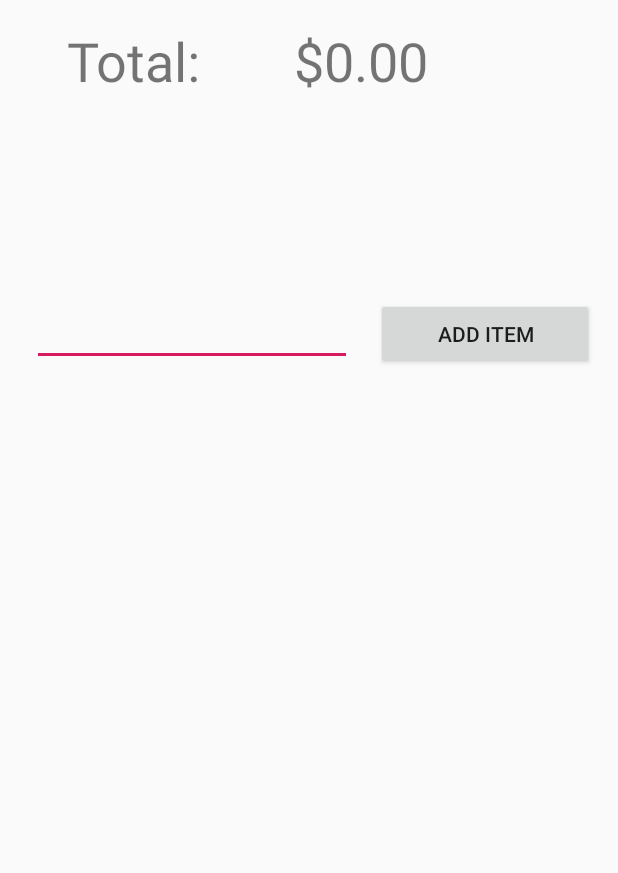
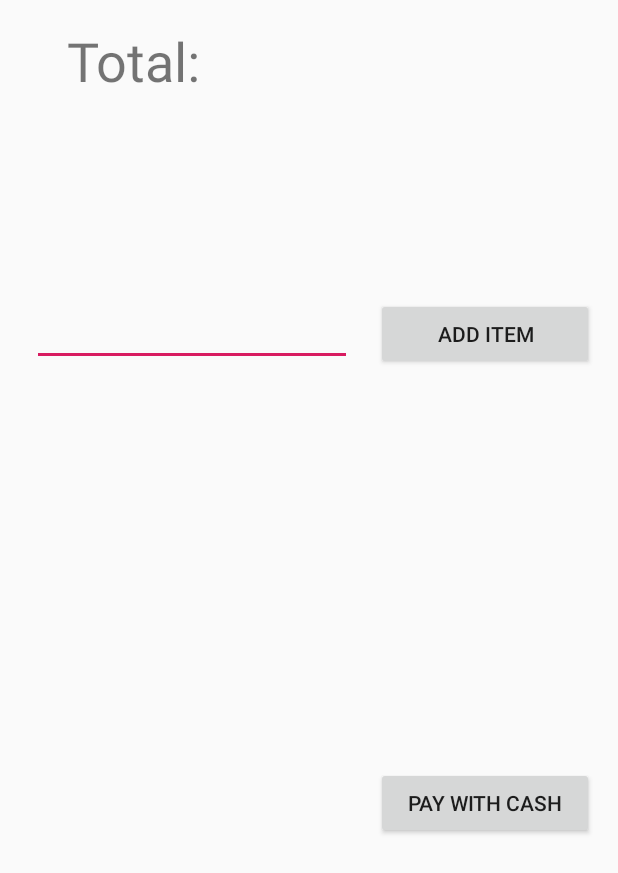
Before and after one commit to Lifetown-Columbus/lifetown-pos, an Android app: the screen it shows after launch (CheckoutActivity), after a tap on "ADD ITEM", on a phone screen of 412 x 824 dp. Shown: the top 873 px of the screen. Run offline under Robolectric (Android 15) with nearby library versions, the light colour scheme and no system bars.

Commit message:
added a pay cash fragment and wired it up in the navigation

```diff
--- a/app/src/main/java/org/lifetowncolumbus/pos/checkout/CheckoutFragment.kt
+++ b/app/src/main/java/org/lifetowncolumbus/pos/checkout/CheckoutFragment.kt
@@ -1,15 +1,18 @@
 package org.lifetowncolumbus.pos.checkout
 
 import android.arch.lifecycle.ViewModelProviders
+import android.content.Context
 import android.os.Bundle
 import android.support.v4.app.Fragment
 import android.view.LayoutInflater
 import android.view.View
 import android.view.ViewGroup
 import android.view.inputmethod.EditorInfo
+import android.view.inputmethod.InputMethodManager
 import android.widget.Button
 import android.widget.EditText
 import android.widget.TextView
+import androidx.navigation.Navigation
 import org.lifetowncolumbus.pos.R
 import java.math.BigDecimal
 import java.text.NumberFormat
@@ -27,6 +30,7 @@ class CheckoutFragment : Fragment() {
         itemValue = view.findViewById(R.id.itemValue)
         totalValue = view.findViewById(R.id.total)
         addItemButton = view.findViewById(R.id.addItemButton)
+        val payCashButton: Button = view.findViewById(R.id.payCashButton)
 
         itemValue.setOnEditorActionListener { v, actionId, event ->
             return@setOnEditorActionListener when (actionId) {
@@ -40,23 +44,29 @@ class CheckoutFragment : Fragment() {
         addItemButton.setOnClickListener {
             addItem(it)
         }
-
-        addToTotal(0.0)
+        payCashButton.setOnClickListener(Navigation.createNavigateOnClickListener(R.id.payCashFragment))
     }
 
     fun addItem(view: View) {
         val amount = itemValue.text.toString().toDoubleOrNull()
-        addToTotal(amount ?: 0.0)
+        if (amount != null) addToTotal(amount)
         itemValue.apply {
             text = null
         }
+        closeKeyboard(view)
+    }
+
+    private fun closeKeyboard(view: View) {
+        val imm = context?.getSystemService(Context.INPUT_METHOD_SERVICE) as InputMethodManager
+        imm.hideSoftInputFromWindow(view.windowToken, 0)
     }
 
     private fun addToTotal(value: Double) {
-        val format = NumberFormat.getCurrencyInstance()
         checkout.addItem(Item(BigDecimal.valueOf(value)))
+
+        //TODO two-way bind this?
         totalValue.apply {
-            text = format.format(checkout.getTotal())
+            text = NumberFormat.getCurrencyInstance().format(checkout.getTotal())
         }
     }
 
@@ -73,10 +83,4 @@ class CheckoutFragment : Fragment() {
             ViewModelProviders.of(this).get(Checkout::class.java)
         } ?: throw Exception("Invalid Activity")
     }
-
-
-    companion object {
-        @JvmStatic
-        fun newInstance() = CheckoutFragment()
-    }
 }
--- a/app/src/main/res/layout/fragment_checkout.xml
+++ b/app/src/main/res/layout/fragment_checkout.xml
@@ -40,4 +40,11 @@
             app:layout_constraintEnd_toStartOf="@+id/addItemButton" android:layout_marginEnd="16dp"
             app:layout_constraintBaseline_toBaselineOf="@+id/addItemButton" android:inputType="numberDecimal"
     />
+    <Button
+            android:text="Pay With Cash"
+            android:layout_width="145dp"
+            android:layout_height="wrap_content" android:layout_marginEnd="16dp"
+            app:layout_constraintEnd_toEndOf="parent" android:id="@+id/payCashButton" android:layout_marginTop="8dp"
+            app:layout_constraintTop_toBottomOf="@+id/addItemButton" android:layout_marginBottom="8dp"
+            app:layout_constraintBottom_toBottomOf="parent"/>
 </android.support.constraint.ConstraintLayout>
--- a/app/src/main/res/navigation/navigation.xml
+++ b/app/src/main/res/navigation/navigation.xml
@@ -5,5 +5,9 @@
             app:startDestination="@id/checkoutFragment">
 
     <fragment android:id="@+id/checkoutFragment" android:name="org.lifetowncolumbus.pos.checkout.CheckoutFragment"
-              android:label="fragment_checkout" tools:layout="@layout/fragment_checkout"/>
+              android:label="fragment_checkout" tools:layout="@layout/fragment_checkout">
+        <action android:id="@+id/action_checkoutFragment_to_payCashFragment" app:destination="@id/payCashFragment"/>
+    </fragment>
+    <fragment android:id="@+id/payCashFragment" android:name="org.lifetowncolumbus.pos.checkout.PayCashFragment"
+              android:label="fragment_pay_cash" tools:layout="@layout/fragment_pay_cash"/>
 </navigation>
--- a/app/src/main/res/values/strings.xml
+++ b/app/src/main/res/values/strings.xml
@@ -2,7 +2,9 @@
     <string name="app_name">LifeTown POS</string>
     <string name="total_label">Total:</string>
     <string name="add_item_button">Add Item</string>
+    <string name="calculate_change_button">Calculate Change</string>
 
     <!-- TODO: Remove or change this placeholder text -->
     <string name="hello_blank_fragment">Hello blank fragment</string>
+    <string name="calculate_change">Calculate Change</string>
 </resources>
```
Also changed, not shown: app/src/main/java/org/lifetowncolumbus/pos/checkout/PayCashFragment.kt (added, +18 -0 lines), app/src/main/res/layout/fragment_pay_cash.xml (added, +38 -0 lines), 3 other files.
